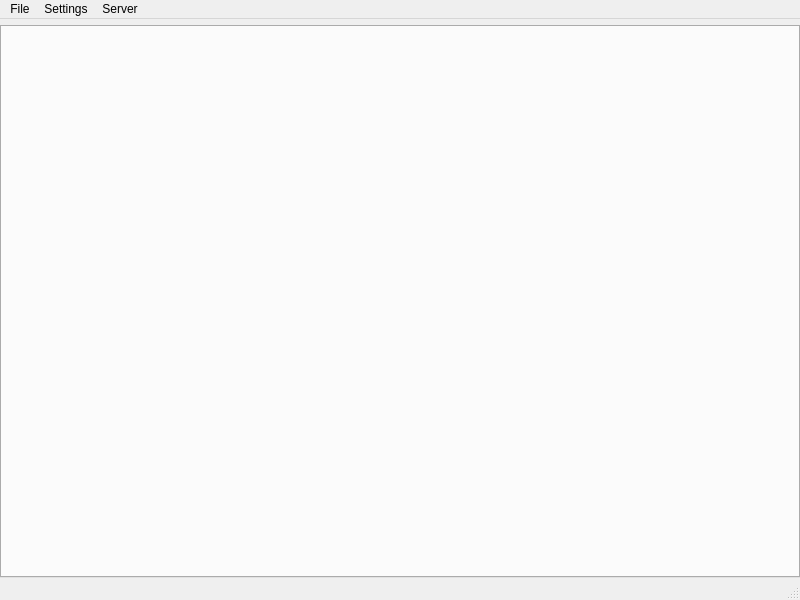
First picture: the form in src/view/core/MainWindow.ui, repository nevaeh82/arm_r, before the edit.
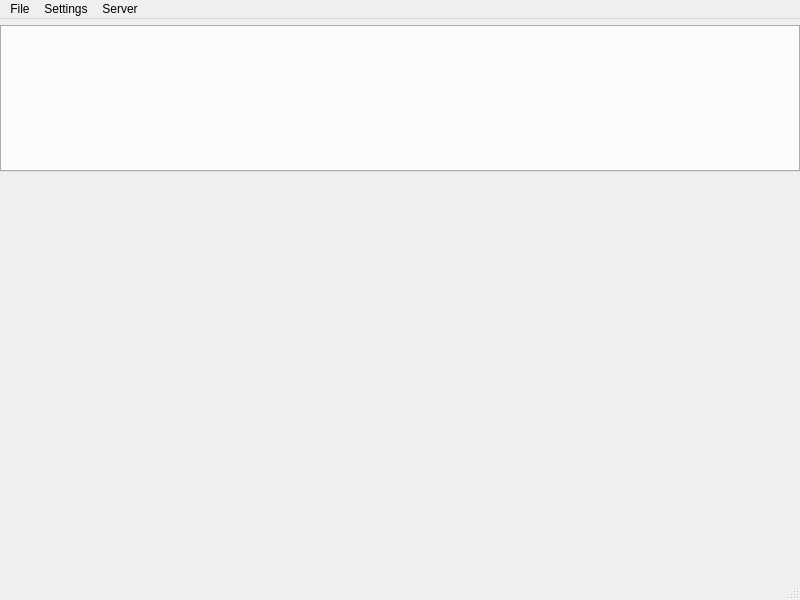
Second picture: the form after the edit. Custom widgets are drawn as their Qt base class.

What changed in the file:
```diff
--- a/src/view/core/MainWindow.ui
+++ b/src/view/core/MainWindow.ui
@@ -125,6 +125,22 @@
       </item>
      </layout>
     </item>
+    <item>
+     <widget class="QWidget" name="widget" native="true">
+      <property name="sizePolicy">
+       <sizepolicy hsizetype="Fixed" vsizetype="Fixed">
+        <horstretch>0</horstretch>
+        <verstretch>0</verstretch>
+       </sizepolicy>
+      </property>
+      <property name="minimumSize">
+       <size>
+        <width>300</width>
+        <height>400</height>
+       </size>
+      </property>
+     </widget>
+    </item>
    </layout>
   </widget>
   <widget class="QMenuBar" name="menubar">
```
